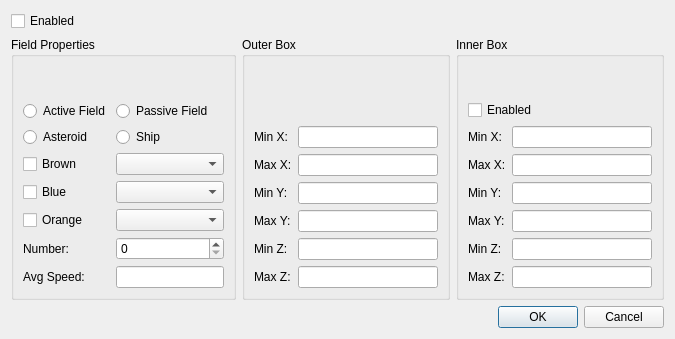
The window that qtfred/ui/AsteroidEditorDialog.ui (scp-fs2open/fs2open.github.com) describes before a commit, drawn with Qt 5.
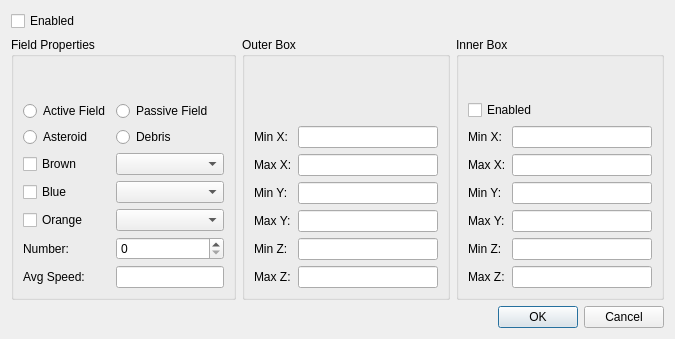
The same window after the commit.

The edit to the form file:
```diff
--- a/qtfred/ui/AsteroidEditorDialog.ui
+++ b/qtfred/ui/AsteroidEditorDialog.ui
@@ -80,7 +80,7 @@
         <item row="4" column="2">
          <widget class="QRadioButton" name="radioButtonShip">
           <property name="text">
-           <string>Ship</string>
+           <string>Debris</string>
           </property>
           <attribute name="buttonGroup">
            <string notr="true">radioAsteroidShip</string>
```
Left out of the diff: 6 changed lines with no effect on the pictures.
